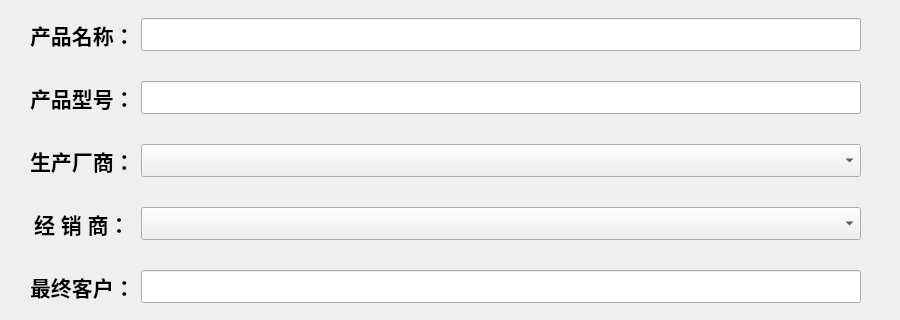
This is edit_3.ui in SunAI2020/MyCode as Qt 5 draws it before an edit; both pictures show x 0 to 900 and y 242 to 562 of the 900 by 1100 pixel window. The edited form follows.
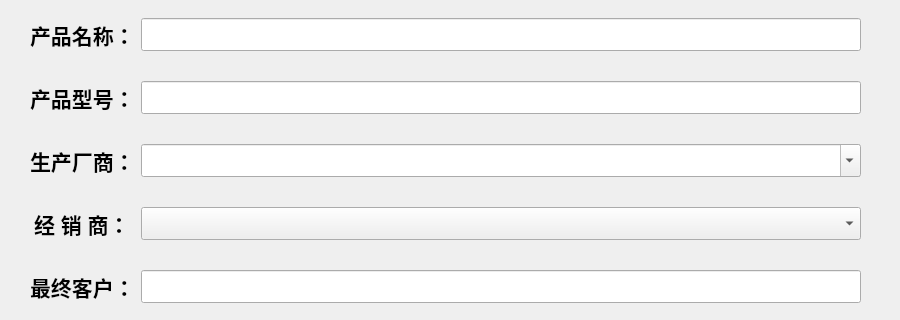
This is the edited form. Icons and pictures are not drawn.

```diff
--- a/edit_3.ui
+++ b/edit_3.ui
@@ -431,6 +431,9 @@
          <stylestrategy>PreferAntialias</stylestrategy>
         </font>
        </property>
+       <property name="editable">
+        <bool>true</bool>
+       </property>
       </widget>
      </item>
      <item row="6" column="1">
```
